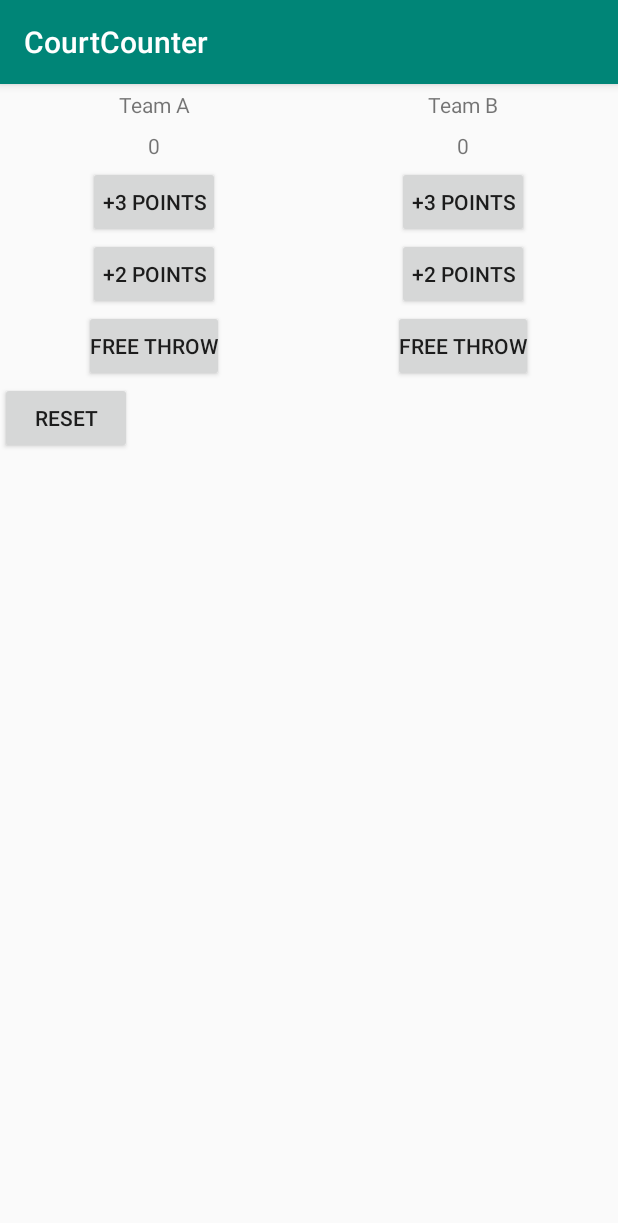
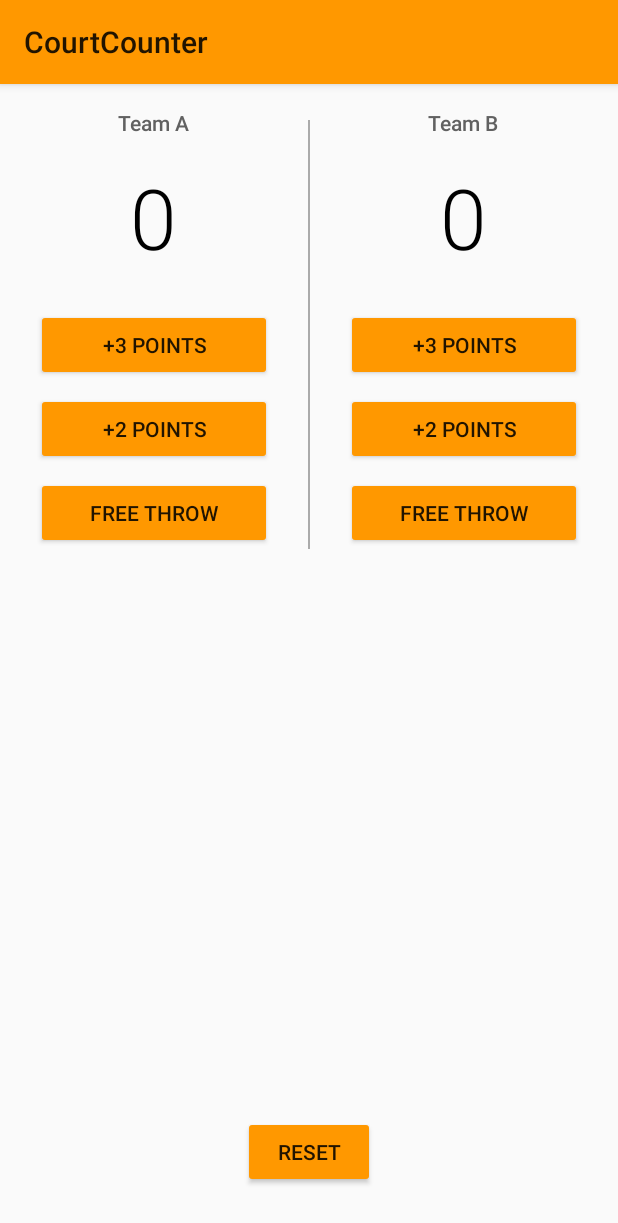
Before and after one commit to ScorpionX64/Android-Learn, an Android app: the screen it shows after launch (MainActivity), on a phone screen of 412 x 824 dp. Shown: the top 1223 px of the screen. Run offline under Robolectric (Android 15) with nearby library versions, the phone set to English and light mode, and no system bars.

Commit message:
finished courtCounter app

```diff
--- a/CourtCounter/app/src/main/res/layout/activity_main.xml
+++ b/CourtCounter/app/src/main/res/layout/activity_main.xml
@@ -1,5 +1,5 @@
 <?xml version="1.0" encoding="utf-8"?>
-<LinearLayout xmlns:android="http://schemas.android.com/apk/res/android"
+<RelativeLayout xmlns:android="http://schemas.android.com/apk/res/android"
     xmlns:app="http://schemas.android.com/apk/res-auto"
     xmlns:tools="http://schemas.android.com/tools"
     android:layout_width="match_parent"
@@ -12,6 +12,7 @@
         android:layout_height="wrap_content"
         android:orientation="horizontal"
         android:gravity="center"
+        android:layout_alignParentTop="true"
         >
         <LinearLayout
             android:layout_width="0dp"
@@ -23,37 +24,55 @@
                 android:layout_width="wrap_content"
                 android:layout_height="wrap_content"
                 android:text="Team A"
-                android:padding="4dp"
+                android:layout_marginTop="16dp"
+                android:textSize="14sp"
+                android:textColor="#616161"
+                android:fontFamily="sans-serif-medium"
                 />
             <TextView
                 android:layout_width="wrap_content"
                 android:layout_height="wrap_content"
                 android:id="@+id/team_a_score"
                 android:text="9"
-                android:padding="4dp"
+                android:textSize="56sp"
+                android:textColor="#000000"
+                android:fontFamily="sans-serif-light"
+                android:layout_marginTop="16dp"
                 />
             <Button
-                android:layout_width="wrap_content"
+                android:layout_width="match_parent"
                 android:layout_height="wrap_content"
                 android:text="+3 POINTS"
                 android:onClick="aAdd3"
-                android:padding="4dp"
+                android:layout_marginTop="24dp"
+                android:layout_marginLeft="24dp"
+                android:layout_marginRight="24dp"
                 />
             <Button
-                android:layout_width="wrap_content"
+                android:layout_width="match_parent"
                 android:layout_height="wrap_content"
                 android:text="+2 POINTS"
                 android:onClick="aAdd2"
-                android:padding="4dp"
+                android:layout_marginTop="8dp"
+                android:layout_marginLeft="24dp"
+                android:layout_marginRight="24dp"
                 />
             <Button
-                android:layout_width="wrap_content"
+                android:layout_width="match_parent"
                 android:layout_height="wrap_content"
                 android:text="FREE THROW"
                 android:onClick="aFreeThrow"
-                android:padding="4dp"
+                android:layout_marginTop="8dp"
+                android:layout_marginLeft="24dp"
+                android:layout_marginRight="24dp"
                 />
         </LinearLayout>
+        <View
+            android:layout_width="1dp"
+            android:layout_height="match_parent"
+            android:background="@android:color/darker_gray"
+            android:layout_marginTop="16dp"
+            />
 
         <LinearLayout
             android:layout_width="0dp"
@@ -65,38 +84,59 @@
                 android:layout_width="wrap_content"
                 android:layout_height="wrap_content"
                 android:text="Team B"
-                android:padding="4dp"
+                android:textSize="14sp"
+                android:textColor="#616161"
+                android:fontFamily="sans-serif-medium"
+                android:layout_marginTop="16dp"
                 />
             <TextView
                 android:layout_width="wrap_content"
                 android:layout_height="wrap_content"
                 android:id="@+id/team_b_score"
                 android:text="9"
-                android:padding="4dp"
+                android:textSize="56sp"
+                android:textColor="#000000"
+                android:fontFamily="sans-serif-light"
+                android:layout_marginTop="16dp"
                 />
             <Button
-                android:layout_width="wrap_content"
+                android:layout_width="match_parent"
                 android:layout_height="wrap_content"
                 android:text="+3 POINTS"
                 android:onClick="bAdd3"
-                android:padding="4dp"
+                android:layout_marginTop="24dp"
+                android:layout_marginLeft="24dp"
+                android:layout_marginRight="24dp"
                 />
             <Button
-                android:layout_width="wrap_content"
+                android:layout_width="match_parent"
                 android:layout_height="wrap_content"
                 android:text="+2 POINTS"
                 android:onClick="bAdd2"
-                android:padding="4dp"
+                android:layout_marginTop="8dp"
+                android:layout_marginLeft="24dp"
+                android:layout_marginRight="24dp"
                 />
             <Button
-                android:layout_width="wrap_content"
+                android:layout_width="match_parent"
                 android:layout_height="wrap_content"
                 android:text="FREE THROW"
                 android:onClick="bFreeThrow"
-                android:padding="4dp"
+                android:layout_marginTop="8dp"
+                android:layout_marginLeft="24dp"
+                android:layout_marginRight="24dp"
                 />
         </LinearLayout>
     </LinearLayout>
+    <LinearLayout
+        android:layout_width="match_parent"
+        android:layout_height="wrap_content"
+        android:orientation="vertical"
+        android:gravity="center"
+        android:layout_alignParentBottom="true"
+        android:layout_marginBottom="32dp"
+        >
+
         <Button
             android:layout_width="wrap_content"
             android:layout_height="wrap_content"
@@ -106,3 +146,5 @@
             />
 
     </LinearLayout>
+
+</RelativeLayout>
--- a/CourtCounter/app/src/main/res/values/styles.xml
+++ b/CourtCounter/app/src/main/res/values/styles.xml
@@ -1,11 +1,9 @@
 <resources>
-
     <!-- Base application theme. -->
-    <style name="AppTheme" parent="Theme.AppCompat.Light.DarkActionBar">
-        <!-- Customize your theme here. -->
-        <item name="colorPrimary">@color/colorPrimary</item>
-        <item name="colorPrimaryDark">@color/colorPrimaryDark</item>
-        <item name="colorAccent">@color/colorAccent</item>
+    <style name="AppTheme" parent="Theme.AppCompat.Light">
+        <!-- Primary theme color of the app (sets background color of app bar) -->
+        <item name="colorPrimary">#FF9800</item>
+        <!-- Background color of buttons in the app -->
+        <item name="colorButtonNormal">#FF9800</item>
     </style>
-
 </resources>
```
Lines whose indentation alone changed are shown as unchanged.
